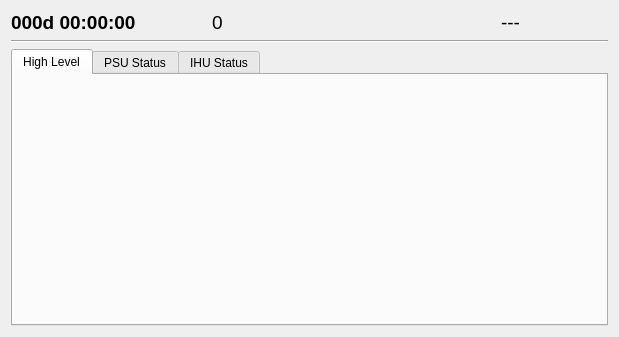
This is qtgui/arissattlm.ui in gqrx-sdr/gqrx as Qt 5 draws it before an edit. The edited form follows.
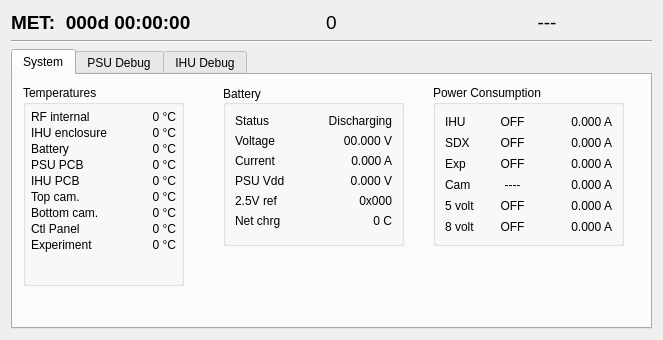
This is the edited form.

Commit message: Issue #20: Battery and power consumption telemetry.

Patch:
```diff
--- a/qtgui/arissattlm.ui
+++ b/qtgui/arissattlm.ui
@@ -6,8 +6,8 @@
    <rect>
     <x>0</x>
     <y>0</y>
-    <width>619</width>
-    <height>337</height>
+    <width>663</width>
+    <height>340</height>
    </rect>
   </property>
   <property name="windowTitle">
@@ -30,7 +30,7 @@
 (can be reset from time to time)</string>
        </property>
        <property name="text">
-        <string>000d 00:00:00</string>
+        <string>MET:  000d 00:00:00</string>
        </property>
        <property name="alignment">
         <set>Qt::AlignLeading|Qt::AlignLeft|Qt::AlignVCenter</set>
@@ -53,7 +53,7 @@
         <string>0</string>
        </property>
        <property name="alignment">
-        <set>Qt::AlignLeading|Qt::AlignLeft|Qt::AlignVCenter</set>
+        <set>Qt::AlignCenter</set>
        </property>
       </widget>
      </item>
@@ -108,15 +108,621 @@
      </property>
      <widget class="QWidget" name="tab_1">
       <attribute name="title">
-       <string>High Level</string>
+       <string>System</string>
       </attribute>
+      <widget class="QGroupBox" name="Temperatures">
+       <property name="geometry">
+        <rect>
+         <x>10</x>
+         <y>10</y>
+         <width>161</width>
+         <height>201</height>
+        </rect>
+       </property>
+       <property name="title">
+        <string>Temperatures</string>
+       </property>
+       <layout class="QFormLayout" name="formLayout">
+        <property name="horizontalSpacing">
+         <number>5</number>
+        </property>
+        <property name="verticalSpacing">
+         <number>2</number>
+        </property>
+        <property name="margin">
+         <number>5</number>
+        </property>
+        <item row="0" column="0">
+         <widget class="QLabel" name="label_1">
+          <property name="toolTip">
+           <string>RF module internal temperature</string>
+          </property>
+          <property name="text">
+           <string>RF internal</string>
+          </property>
+         </widget>
+        </item>
+        <item row="0" column="1">
+         <widget class="QLabel" name="tempRfMod">
+          <property name="text">
+           <string>0 °C</string>
+          </property>
+          <property name="alignment">
+           <set>Qt::AlignRight|Qt::AlignTrailing|Qt::AlignVCenter</set>
+          </property>
+         </widget>
+        </item>
+        <item row="1" column="0">
+         <widget class="QLabel" name="label_6">
+          <property name="toolTip">
+           <string>IHU enclosure temperature</string>
+          </property>
+          <property name="text">
+           <string>IHU enclosure</string>
+          </property>
+         </widget>
+        </item>
+        <item row="1" column="1">
+         <widget class="QLabel" name="tempIhuEnc">
+          <property name="text">
+           <string>0 °C</string>
+          </property>
+          <property name="alignment">
+           <set>Qt::AlignRight|Qt::AlignTrailing|Qt::AlignVCenter</set>
+          </property>
+         </widget>
+        </item>
+        <item row="2" column="0">
+         <widget class="QLabel" name="label_7">
+          <property name="toolTip">
+           <string>Battery temperature</string>
+          </property>
+          <property name="text">
+           <string>Battery</string>
+          </property>
+         </widget>
+        </item>
+        <item row="2" column="1">
+         <widget class="QLabel" name="tempBattery">
+          <property name="text">
+           <string>0 °C</string>
+          </property>
+          <property name="alignment">
+           <set>Qt::AlignRight|Qt::AlignTrailing|Qt::AlignVCenter</set>
+          </property>
+         </widget>
+        </item>
+        <item row="3" column="0">
+         <widget class="QLabel" name="label_8">
+          <property name="toolTip">
+           <string>PSU PCB temperature inside the enclosure</string>
+          </property>
+          <property name="text">
+           <string>PSU PCB</string>
+          </property>
+         </widget>
+        </item>
+        <item row="3" column="1">
+         <widget class="QLabel" name="tempPsu">
+          <property name="text">
+           <string>0 °C</string>
+          </property>
+          <property name="alignment">
+           <set>Qt::AlignRight|Qt::AlignTrailing|Qt::AlignVCenter</set>
+          </property>
+         </widget>
+        </item>
+        <item row="4" column="0">
+         <widget class="QLabel" name="label_9">
+          <property name="toolTip">
+           <string>IHU PCB temperature inside the enclosure</string>
+          </property>
+          <property name="text">
+           <string>IHU PCB</string>
+          </property>
+         </widget>
+        </item>
+        <item row="4" column="1">
+         <widget class="QLabel" name="tempIhu">
+          <property name="text">
+           <string>0 °C</string>
+          </property>
+          <property name="alignment">
+           <set>Qt::AlignRight|Qt::AlignTrailing|Qt::AlignVCenter</set>
+          </property>
+         </widget>
+        </item>
+        <item row="5" column="0">
+         <widget class="QLabel" name="label_5">
+          <property name="toolTip">
+           <string>Top camera temperature</string>
+          </property>
+          <property name="text">
+           <string>Top cam.</string>
+          </property>
+         </widget>
+        </item>
+        <item row="5" column="1">
+         <widget class="QLabel" name="tempCamTop">
+          <property name="text">
+           <string>0 °C</string>
+          </property>
+          <property name="alignment">
+           <set>Qt::AlignRight|Qt::AlignTrailing|Qt::AlignVCenter</set>
+          </property>
+         </widget>
+        </item>
+        <item row="6" column="0">
+         <widget class="QLabel" name="label_4">
+          <property name="toolTip">
+           <string>Bottom camera temperature</string>
+          </property>
+          <property name="text">
+           <string>Bottom cam.</string>
+          </property>
+         </widget>
+        </item>
+        <item row="6" column="1">
+         <widget class="QLabel" name="tempCamBottom">
+          <property name="text">
+           <string>0 °C</string>
+          </property>
+          <property name="alignment">
+           <set>Qt::AlignRight|Qt::AlignTrailing|Qt::AlignVCenter</set>
+          </property>
+         </widget>
+        </item>
+        <item row="7" column="0">
+         <widget class="QLabel" name="label_2">
+          <property name="toolTip">
+           <string>Control panel internal temperature</string>
+          </property>
+          <property name="text">
+           <string>Ctl Panel</string>
+          </property>
+         </widget>
+        </item>
+        <item row="7" column="1">
+         <widget class="QLabel" name="tempCtl">
+          <property name="text">
+           <string>0 °C</string>
+          </property>
+          <property name="alignment">
+           <set>Qt::AlignRight|Qt::AlignTrailing|Qt::AlignVCenter</set>
+          </property>
+         </widget>
+        </item>
+        <item row="8" column="0">
+         <widget class="QLabel" name="label_3">
+          <property name="toolTip">
+           <string>Kursk experiment internal temperature</string>
+          </property>
+          <property name="text">
+           <string>Experiment</string>
+          </property>
+         </widget>
+        </item>
+        <item row="8" column="1">
+         <widget class="QLabel" name="tempExp">
+          <property name="text">
+           <string>0 °C</string>
+          </property>
+          <property name="alignment">
+           <set>Qt::AlignRight|Qt::AlignTrailing|Qt::AlignVCenter</set>
+          </property>
+         </widget>
+        </item>
+       </layout>
+      </widget>
+      <widget class="QGroupBox" name="Power">
+       <property name="geometry">
+        <rect>
+         <x>420</x>
+         <y>10</y>
+         <width>191</width>
+         <height>161</height>
+        </rect>
+       </property>
+       <property name="title">
+        <string>Power Consumption</string>
+       </property>
+       <layout class="QGridLayout" name="gridLayout">
+        <item row="0" column="0">
+         <widget class="QLabel" name="label_13">
+          <property name="text">
+           <string>IHU</string>
+          </property>
+         </widget>
+        </item>
+        <item row="0" column="1">
+         <widget class="QLabel" name="ihuStatus">
+          <property name="sizePolicy">
+           <sizepolicy hsizetype="MinimumExpanding" vsizetype="Preferred">
+            <horstretch>0</horstretch>
+            <verstretch>0</verstretch>
+           </sizepolicy>
+          </property>
+          <property name="text">
+           <string>OFF</string>
+          </property>
+          <property name="alignment">
+           <set>Qt::AlignCenter</set>
+          </property>
+         </widget>
+        </item>
+        <item row="0" column="2">
+         <widget class="QLabel" name="ihuAmp">
+          <property name="sizePolicy">
+           <sizepolicy hsizetype="MinimumExpanding" vsizetype="Preferred">
+            <horstretch>0</horstretch>
+            <verstretch>0</verstretch>
+           </sizepolicy>
+          </property>
+          <property name="text">
+           <string>0.000 A</string>
+          </property>
+          <property name="alignment">
+           <set>Qt::AlignRight|Qt::AlignTrailing|Qt::AlignVCenter</set>
+          </property>
+         </widget>
+        </item>
+        <item row="1" column="0">
+         <widget class="QLabel" name="label_10">
+          <property name="text">
+           <string>SDX</string>
+          </property>
+         </widget>
+        </item>
+        <item row="1" column="1">
+         <widget class="QLabel" name="sdxStatus">
+          <property name="sizePolicy">
+           <sizepolicy hsizetype="MinimumExpanding" vsizetype="Preferred">
+            <horstretch>0</horstretch>
+            <verstretch>0</verstretch>
+           </sizepolicy>
+          </property>
+          <property name="text">
+           <string>OFF</string>
+          </property>
+          <property name="alignment">
+           <set>Qt::AlignCenter</set>
+          </property>
+         </widget>
+        </item>
+        <item row="1" column="2">
+         <widget class="QLabel" name="sdxAmp">
+          <property name="sizePolicy">
+           <sizepolicy hsizetype="MinimumExpanding" vsizetype="Preferred">
+            <horstretch>0</horstretch>
+            <verstretch>0</verstretch>
+           </sizepolicy>
+          </property>
+          <property name="text">
+           <string>0.000 A</string>
+          </property>
+          <property name="alignment">
+           <set>Qt::AlignRight|Qt::AlignTrailing|Qt::AlignVCenter</set>
+          </property>
+         </widget>
+        </item>
+        <item row="2" column="0">
+         <widget class="QLabel" name="label_11">
+          <property name="toolTip">
+           <string>Experiment power</string>
+          </property>
+          <property name="text">
+           <string>Exp</string>
+          </property>
+         </widget>
+        </item>
+        <item row="2" column="1">
+         <widget class="QLabel" name="expStatus">
+          <property name="sizePolicy">
+           <sizepolicy hsizetype="MinimumExpanding" vsizetype="Preferred">
+            <horstretch>0</horstretch>
+            <verstretch>0</verstretch>
+           </sizepolicy>
+          </property>
+          <property name="text">
+           <string>OFF</string>
+          </property>
+          <property name="alignment">
+           <set>Qt::AlignCenter</set>
+          </property>
+         </widget>
+        </item>
+        <item row="2" column="2">
+         <widget class="QLabel" name="expAmp">
+          <property name="sizePolicy">
+           <sizepolicy hsizetype="MinimumExpanding" vsizetype="Preferred">
+            <horstretch>0</horstretch>
+            <verstretch>0</verstretch>
+           </sizepolicy>
+          </property>
+          <property name="text">
+           <string>0.000 A</string>
+          </property>
+          <property name="alignment">
+           <set>Qt::AlignRight|Qt::AlignTrailing|Qt::AlignVCenter</set>
+          </property>
+         </widget>
+        </item>
+        <item row="3" column="0">
+         <widget class="QLabel" name="label_12">
+          <property name="toolTip">
+           <string>Camera power</string>
+          </property>
+          <property name="text">
+           <string>Cam</string>
+          </property>
+         </widget>
+        </item>
+        <item row="3" column="1">
+         <widget class="QLabel" name="camStatus">
+          <property name="sizePolicy">
+           <sizepolicy hsizetype="MinimumExpanding" vsizetype="Preferred">
+            <horstretch>0</horstretch>
+            <verstretch>0</verstretch>
+           </sizepolicy>
+          </property>
+          <property name="text">
+           <string>----</string>
+          </property>
+          <property name="alignment">
+           <set>Qt::AlignCenter</set>
+          </property>
+         </widget>
+        </item>
+        <item row="3" column="2">
+         <widget class="QLabel" name="camAmp">
+          <property name="sizePolicy">
+           <sizepolicy hsizetype="MinimumExpanding" vsizetype="Preferred">
+            <horstretch>0</horstretch>
+            <verstretch>0</verstretch>
+           </sizepolicy>
+          </property>
+          <property name="text">
+           <string>0.000 A</string>
+          </property>
+          <property name="alignment">
+           <set>Qt::AlignRight|Qt::AlignTrailing|Qt::AlignVCenter</set>
+          </property>
+         </widget>
+        </item>
+        <item row="4" column="0">
+         <widget class="QLabel" name="label_15">
+          <property name="text">
+           <string>5 volt</string>
+          </property>
+         </widget>
+        </item>
+        <item row="5" column="0">
+         <widget class="QLabel" name="label_14">
+          <property name="text">
+           <string>8 volt</string>
+          </property>
+         </widget>
+        </item>
+        <item row="4" column="2">
+         <widget class="QLabel" name="psu5vAmp">
+          <property name="text">
+           <string>0.000 A</string>
+          </property>
+          <property name="alignment">
+           <set>Qt::AlignRight|Qt::AlignTrailing|Qt::AlignVCenter</set>
+          </property>
+         </widget>
+        </item>
+        <item row="5" column="2">
+         <widget class="QLabel" name="psu8vAmp">
+          <property name="text">
+           <string>0.000 A</string>
+          </property>
+          <property name="alignment">
+           <set>Qt::AlignRight|Qt::AlignTrailing|Qt::AlignVCenter</set>
+          </property>
+         </widget>
+        </item>
+        <item row="4" column="1">
+         <widget class="QLabel" name="psu5vStatus">
+          <property name="text">
+           <string>OFF</string>
+          </property>
+          <property name="alignment">
+           <set>Qt::AlignCenter</set>
+          </property>
+         </widget>
+        </item>
+        <item row="5" column="1">
+         <widget class="QLabel" name="psu8vStatus">
+          <property name="text">
+           <string>OFF</string>
+          </property>
+          <property name="alignment">
+           <set>Qt::AlignCenter</set>
+          </property>
+         </widget>
+        </item>
+       </layout>
+      </widget>
+      <widget class="QGroupBox" name="Battery">
+       <property name="geometry">
+        <rect>
+         <x>210</x>
+         <y>10</y>
+         <width>181</width>
+         <height>161</height>
+        </rect>
+       </property>
+       <property name="title">
+        <string>Battery</string>
+       </property>
+       <property name="alignment">
+        <set>Qt::AlignLeading|Qt::AlignLeft|Qt::AlignVCenter</set>
+       </property>
+       <property name="flat">
+        <bool>false</bool>
+       </property>
+       <property name="checkable">
+        <bool>false</bool>
+       </property>
+       <layout class="QFormLayout" name="formLayout_2">
+        <item row="0" column="0">
+         <widget class="QLabel" name="label_21">
+          <property name="text">
+           <string>Status</string>
+          </property>
+         </widget>
+        </item>
+        <item row="0" column="1">
+         <widget class="QLabel" name="battState">
+          <property name="sizePolicy">
+           <sizepolicy hsizetype="MinimumExpanding" vsizetype="Preferred">
+            <horstretch>0</horstretch>
+            <verstretch>0</verstretch>
+           </sizepolicy>
+          </property>
+          <property name="text">
+           <string>Discharging</string>
+          </property>
+          <property name="alignment">
+           <set>Qt::AlignRight|Qt::AlignTrailing|Qt::AlignVCenter</set>
+          </property>
+         </widget>
+        </item>
+        <item row="1" column="0">
+         <widget class="QLabel" name="label_16">
+          <property name="text">
+           <string>Voltage</string>
+          </property>
+         </widget>
+        </item>
+        <item row="1" column="1">
+         <widget class="QLabel" name="battVolt">
+          <property name="sizePolicy">
+           <sizepolicy hsizetype="MinimumExpanding" vsizetype="Preferred">
+            <horstretch>0</horstretch>
+            <verstretch>0</verstretch>
+           </sizepolicy>
+          </property>
+          <property name="text">
+           <string>00.000 V</string>
+          </property>
+          <property name="alignment">
+           <set>Qt::AlignRight|Qt::AlignTrailing|Qt::AlignVCenter</set>
+          </property>
+         </widget>
+        </item>
+        <item row="2" column="0">
+         <widget class="QLabel" name="label_17">
+          <property name="text">
+           <string>Current</string>
+          </property>
+         </widget>
+        </item>
+        <item row="2" column="1">
+         <widget class="QLabel" name="battCurrent">
+          <property name="sizePolicy">
+           <sizepolicy hsizetype="MinimumExpanding" vsizetype="Preferred">
+            <horstretch>0</horstretch>
+            <verstretch>0</verstretch>
+           </sizepolicy>
+          </property>
+          <property name="text">
+           <string>0.000 A</string>
+          </property>
+          <property name="alignment">
+           <set>Qt::AlignRight|Qt::AlignTrailing|Qt::AlignVCenter</set>
+          </property>
+         </widget>
+        </item>
+        <item row="3" column="0">
+         <widget class="QLabel" name="label_20">
+          <property name="toolTip">
+           <string>2.5V center current reference (eng)</string>
+          </property>
+          <property name="text">
+           <string>PSU Vdd</string>
+          </property>
+         </widget>
+        </item>
+        <item row="3" column="1">
+         <widget class="QLabel" name="battVdd">
+          <property name="sizePolicy">
+           <sizepolicy hsizetype="MinimumExpanding" vsizetype="Preferred">
+            <horstretch>0</horstretch>
+            <verstretch>0</verstretch>
+           </sizepolicy>
+          </property>
+          <property name="text">
+           <string>0.000 V</string>
+          </property>
+          <property name="alignment">
+           <set>Qt::AlignRight|Qt::AlignTrailing|Qt::AlignVCenter</set>
+          </property>
+         </widget>
+        </item>
+        <item row="4" column="0">
+         <widget class="QLabel" name="label_18">
+          <property name="toolTip">
+           <string>2.5V center current reference (raw)</string>
+          </property>
+          <property name="text">
+           <string>2.5V ref</string>
+          </property>
+         </widget>
+        </item>
+        <item row="4" column="1">
+         <widget class="QLabel" name="battVref">
+          <property name="sizePolicy">
+           <sizepolicy hsizetype="MinimumExpanding" vsizetype="Preferred">
+            <horstretch>0</horstretch>
+            <verstretch>0</verstretch>
+           </sizepolicy>
+          </property>
+          <property name="text">
+           <string>0x000</string>
+          </property>
+          <property name="alignment">
+           <set>Qt::AlignRight|Qt::AlignTrailing|Qt::AlignVCenter</set>
+          </property>
+         </widget>
+        </item>
+        <item row="5" column="0">
+         <widget class="QLabel" name="label_19">
+          <property name="toolTip">
+           <string>Flight total net coulombs moved into or out of the battery</string>
+          </property>
+          <property name="text">
+           <string>Net chrg</string>
+          </property>
+         </widget>
+        </item>
+        <item row="5" column="1">
+         <widget class="QLabel" name="battCharge">
+          <property name="sizePolicy">
+           <sizepolicy hsizetype="MinimumExpanding" vsizetype="Preferred">
+            <horstretch>0</horstretch>
+            <verstretch>0</verstretch>
+           </sizepolicy>
+          </property>
+          <property name="text">
+           <string>0 C</string>
+          </property>
+          <property name="alignment">
+           <set>Qt::AlignRight|Qt::AlignTrailing|Qt::AlignVCenter</set>
+          </property>
+         </widget>
+        </item>
+       </layout>
+      </widget>
      </widget>
      <widget class="QWidget" name="tab_2">
       <property name="toolTip">
        <string/>
       </property>
       <attribute name="title">
-       <string>PSU Status</string>
+       <string>PSU Debug</string>
       </attribute>
      </widget>
      <widget class="QWidget" name="tab_3">
@@ -124,7 +730,7 @@
        <string/>
       </property>
       <attribute name="title">
-       <string>IHU Status</string>
+       <string>IHU Debug</string>
       </attribute>
      </widget>
     </widget>
```
Left out of the diff: 4 changed lines with no effect on the pictures. The commit also changes 7 other files.
